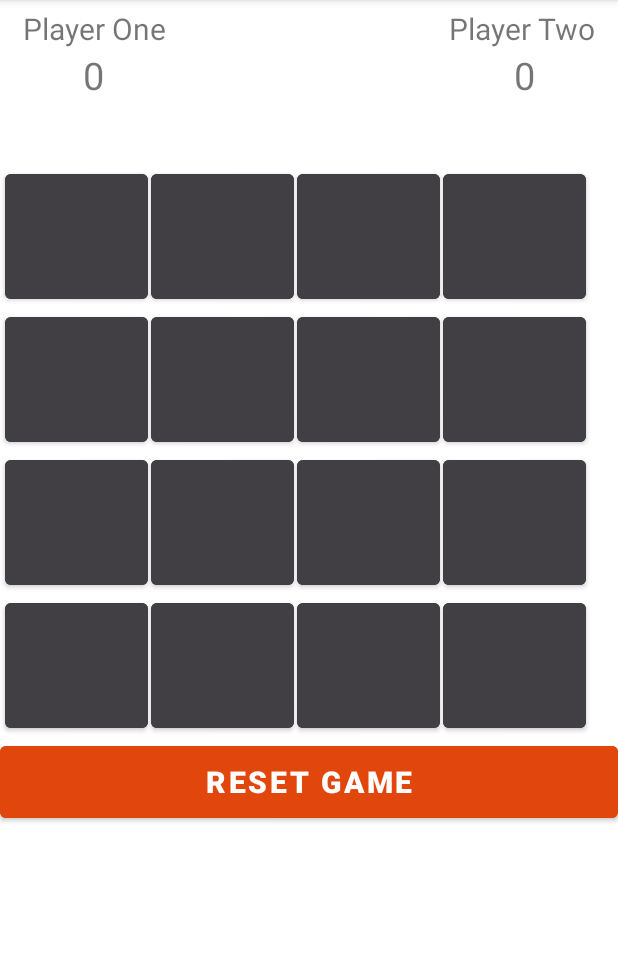
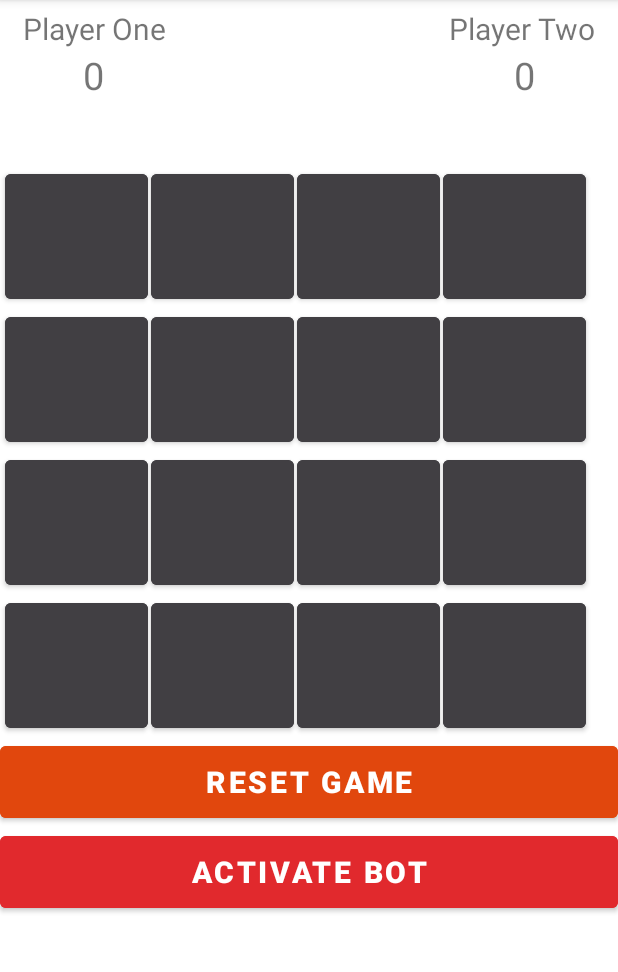
Before and after one commit to danylott/labs_java, an Android app: the screen it shows after launch (MainActivity), on a phone screen of 412 x 824 dp, the part 84-1056 px from its top. Run offline under Robolectric (Android 15) with nearby library versions, the light colour scheme and no system bars.

Commit message:
added tests and activate bot button

```diff
--- a/tic_tac_toe_android_game/app/src/main/res/layout/activity_main.xml
+++ b/tic_tac_toe_android_game/app/src/main/res/layout/activity_main.xml
@@ -273,5 +273,19 @@
         app:layout_constraintRight_toRightOf="parent"
         />
 
+    <Button
+        android:id="@+id/activateBot"
+        android:layout_width="match_parent"
+        android:layout_height="60dp"
+        android:text="Activate Bot"
+        android:textColor="@color/white"
+        android:backgroundTint="#E1292D"
+        android:textSize="20sp"
+        android:textStyle="bold"
+        app:layout_constraintTop_toBottomOf="@+id/resetGame"
+        app:layout_constraintLeft_toLeftOf="parent"
+        app:layout_constraintRight_toRightOf="parent"
+        />
+
 
 </androidx.constraintlayout.widget.ConstraintLayout>
```
Also changed, not shown: 1 other file.
